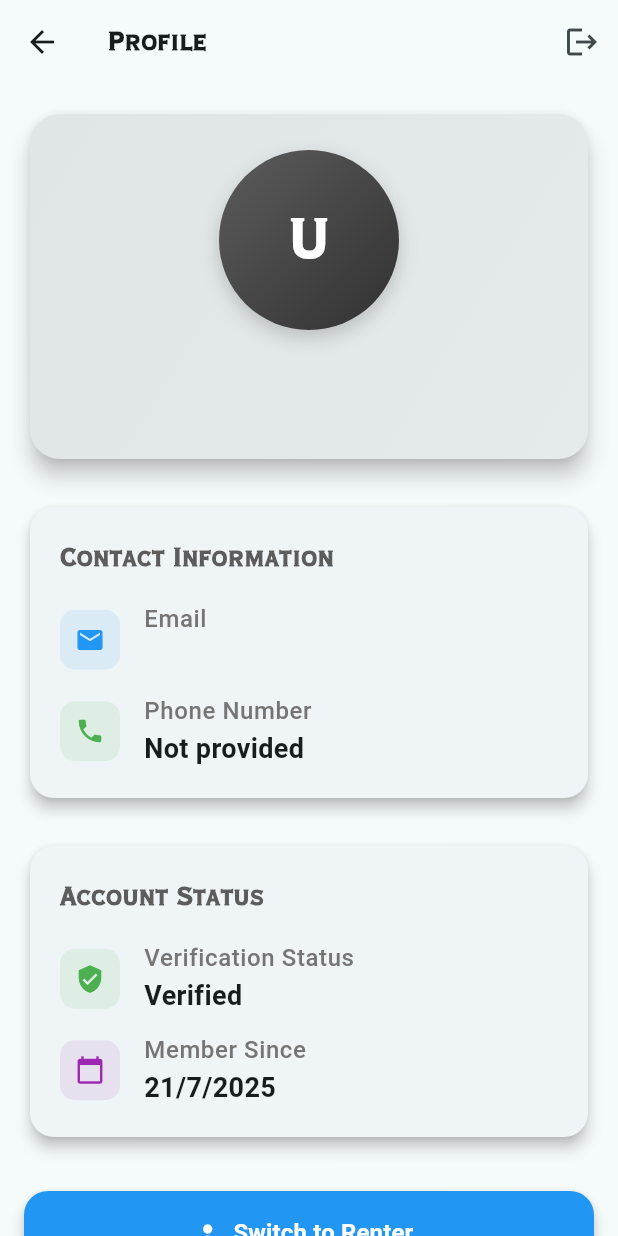
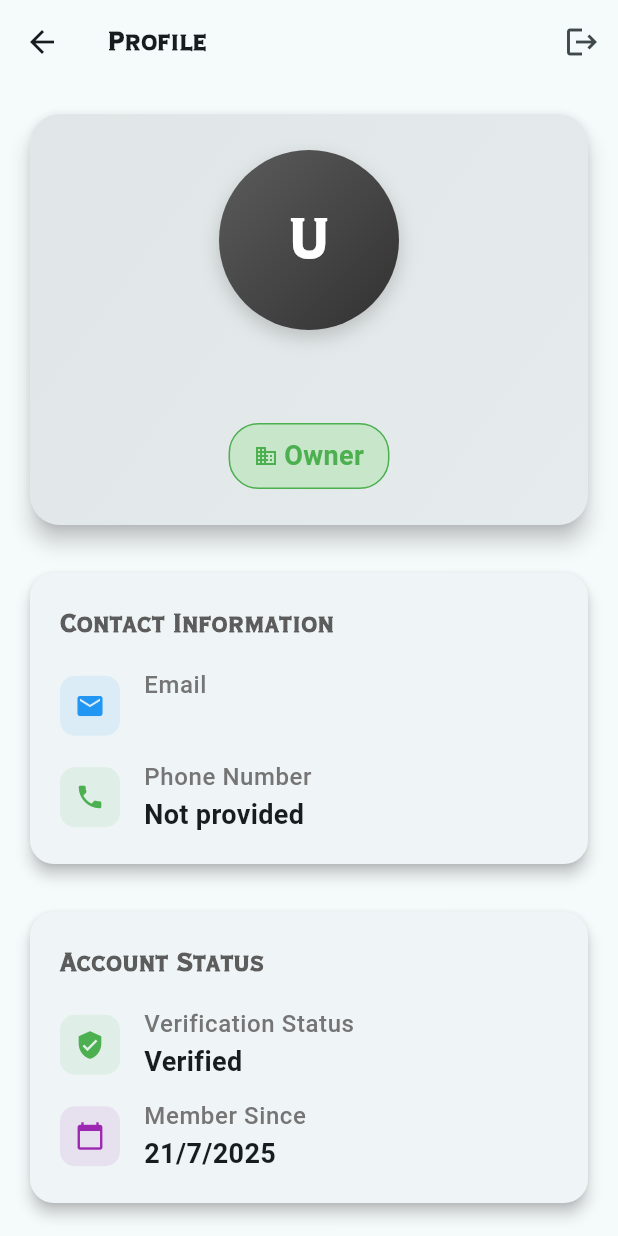
Before and after one commit to fr4pp3r/meadowmiles, a Flutter app: the ProfilePage screen opened by its route, on a phone screen of 412 x 824 dp. Run offline on Flutter 3.47's test engine with Material 3 defaults, Android fonts, the phone set to English and light mode, and no system bars; our stand-ins replace cloud_firestore, country_code_picker, firebase_auth, firebase_core, image_picker, supabase_flutter; accounts and stored records are empty.

Commit message:
refactor: optimize color opacity handling and improve code readability across multiple components

```diff
--- a/lib/components/booking_card.dart
+++ b/lib/components/booking_card.dart
@@ -107,9 +107,8 @@ class BookingCard extends StatelessWidget {
                               vertical: 2,
                             ),
                             decoration: BoxDecoration(
-                              color: Theme.of(
-                                context,
-                              ).colorScheme.primary.withOpacity(0.1),
+                              color: Theme.of(context).colorScheme.primary
+                                  .withAlpha((0.1 * 255).toInt()),
                               borderRadius: BorderRadius.circular(8),
                             ),
                             child: Text(
--- a/lib/pages/auth/login_page.dart
+++ b/lib/pages/auth/login_page.dart
@@ -7,6 +7,7 @@ class LoginPage extends StatefulWidget {
   const LoginPage({super.key});
 
   @override
+  // ignore: library_private_types_in_public_api
   _LoginPageState createState() => _LoginPageState();
 }
 
--- a/lib/pages/profile/profile.dart
+++ b/lib/pages/profile/profile.dart
@@ -154,8 +154,12 @@ class _ProfilePageState extends State<ProfilePage> {
                     begin: Alignment.topLeft,
                     end: Alignment.bottomRight,
                     colors: [
-                      Theme.of(context).colorScheme.primary.withOpacity(0.1),
-                      Theme.of(context).colorScheme.secondary.withOpacity(0.05),
+                      Theme.of(
+                        context,
+                      ).colorScheme.primary.withAlpha((0.1 * 255).toInt()),
+                      Theme.of(
+                        context,
+                      ).colorScheme.secondary.withAlpha((0.05 * 255).toInt()),
                     ],
                   ),
                 ),
@@ -177,9 +181,8 @@ class _ProfilePageState extends State<ProfilePage> {
                         ),
                         boxShadow: [
                           BoxShadow(
-                            color: Theme.of(
-                              context,
-                            ).colorScheme.primary.withOpacity(0.3),
+                            color: Theme.of(context).colorScheme.primary
+                                .withAlpha((0.3 * 255).toInt()),
                             blurRadius: 10,
                             offset: const Offset(0, 5),
                           ),
@@ -209,50 +212,50 @@ class _ProfilePageState extends State<ProfilePage> {
                     const SizedBox(height: 8),
 
                     // User Type Badge
-                    // Container(
-                    //   padding: const EdgeInsets.symmetric(
-                    //     horizontal: 16,
-                    //     vertical: 8,
-                    //   ),
-                    //   decoration: BoxDecoration(
-                    //     color: _userModel!.userType == UserModelType.renter
-                    //         ? Colors.blue.shade100
-                    //         : Colors.green.shade100,
-                    //     borderRadius: BorderRadius.circular(20),
-                    //     border: Border.all(
-                    //       color: _userModel!.userType == UserModelType.renter
-                    //           ? Colors.blue
-                    //           : Colors.green,
-                    //     ),
-                    //   ),
-                    //   child: Row(
-                    //     mainAxisSize: MainAxisSize.min,
-                    //     children: [
-                    //       Icon(
-                    //         _userModel!.userType == UserModelType.renter
-                    //             ? Icons.person
-                    //             : Icons.business,
-                    //         size: 16,
-                    //         color: _userModel!.userType == UserModelType.renter
-                    //             ? Colors.blue
-                    //             : Colors.green,
-                    //       ),
-                    //       const SizedBox(width: 4),
-                    //       Text(
-                    //         _userModel!.userType == UserModelType.renter
-                    //             ? 'Renter'
-                    //             : 'Owner',
-                    //         style: TextStyle(
-                    //           fontWeight: FontWeight.bold,
-                    //           color:
-                    //               _userModel!.userType == UserModelType.renter
-                    //               ? Colors.blue
-                    //               : Colors.green,
-                    //         ),
-                    //       ),
-                    //     ],
-                    //   ),
-                    // ),
+                    Container(
+                      padding: const EdgeInsets.symmetric(
+                        horizontal: 16,
+                        vertical: 8,
+                      ),
+                      decoration: BoxDecoration(
+                        color: _userModel!.userType == UserModelType.renter
+                            ? Colors.blue.shade100
+                            : Colors.green.shade100,
+                        borderRadius: BorderRadius.circular(20),
+                        border: Border.all(
+                          color: _userModel!.userType == UserModelType.renter
+                              ? Colors.blue
+                              : Colors.green,
+                        ),
+                      ),
+                      child: Row(
+                        mainAxisSize: MainAxisSize.min,
+                        children: [
+                          Icon(
+                            _userModel!.userType == UserModelType.renter
+                                ? Icons.person
+                                : Icons.business,
+                            size: 16,
+                            color: _userModel!.userType == UserModelType.renter
+                                ? Colors.blue
+                                : Colors.green,
+                          ),
+                          const SizedBox(width: 4),
+                          Text(
+                            _userModel!.userType == UserModelType.renter
+                                ? 'Renter'
+                                : 'Owner',
+                            style: TextStyle(
+                              fontWeight: FontWeight.bold,
+                              color:
+                                  _userModel!.userType == UserModelType.renter
+                                  ? Colors.blue
+                                  : Colors.green,
+                            ),
+                          ),
+                        ],
+                      ),
+                    ),
                   ],
                 ),
               ),
@@ -425,7 +428,7 @@ class _ProfilePageState extends State<ProfilePage> {
           width: 40,
           height: 40,
           decoration: BoxDecoration(
-            color: iconColor.withOpacity(0.1),
+            color: iconColor.withAlpha((0.1 * 255).toInt()),
             borderRadius: BorderRadius.circular(10),
           ),
           child: Icon(icon, color: iconColor, size: 20),
--- a/lib/pages/vehicle/add_vehicle.dart
+++ b/lib/pages/vehicle/add_vehicle.dart
@@ -256,8 +256,9 @@ class _AddVehiclePageState extends State<AddVehiclePage> {
                       validator: (v) {
                         if (v == null || v.isEmpty) return 'Required';
                         final price = double.tryParse(v);
-                        if (price == null || price < 0)
+                        if (price == null || price < 0) {
                           return 'Enter a valid price';
+                        }
                         return null;
                       },
                     ),
```
Also changed, not shown: lib/components/vehicle_card2.dart (+9 -8 lines), lib/pages/booking/add_booking.dart (+24 -24 lines), lib/pages/booking/renteeview_booking.dart (+20 -11 lines), lib/pages/booking/renterview_booking.dart (+18 -10 lines), lib/pages/rentee_dashboard.dart (+9 -7 lines), lib/pages/renter/home/home_tab.dart (+8 -8 lines), lib/pages/renter_dashboard.dart (+12 -6 lines), lib/pages/start_page.dart (+19 -12 lines), lib/pages/vehicle/edit_vehicle.dart (+6 -2 lines), lib/pages/vehicle/view_vehicle.dart (+4 -13 lines).
